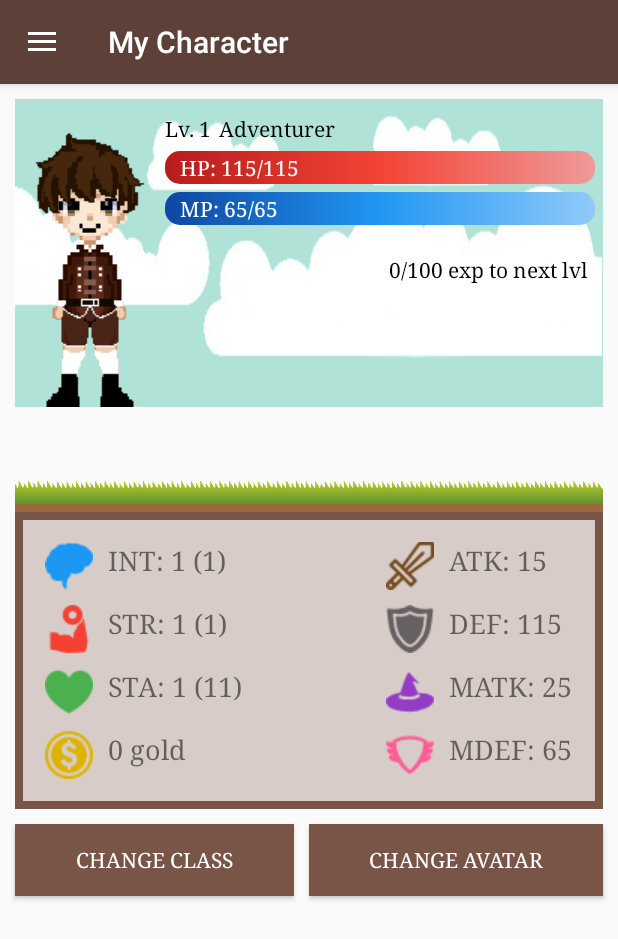
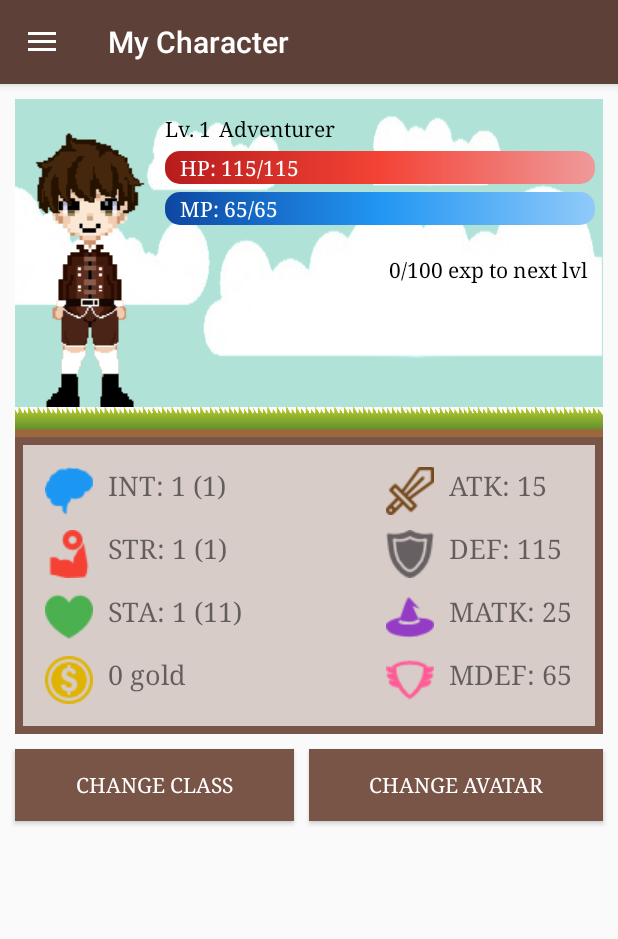
Before and after one commit to kycarr/RPG-Me, an Android app: the fragment StaminaTrainingFragment placed in its activity, after a tap on "Character", on a phone screen of 412 x 824 dp. Shown: the top 939 px of the screen. Run offline under Robolectric (Android 15) with nearby library versions, the phone set to English and light mode, and no system bars; 6 statements that could not run were skipped; 1 other tap on this screen came first.

Commit message:
Initial commit
Changed card size

Increased strength training time

Edited character page UI

```diff
--- a/RPGMe/app/src/main/java/com/example/cpe436/rpgme/controller/StaminaTrainingFragment.java
+++ b/RPGMe/app/src/main/java/com/example/cpe436/rpgme/controller/StaminaTrainingFragment.java
@@ -13,8 +13,8 @@ import com.example.cpe436.rpgme.R;
  */
 public class StaminaTrainingFragment extends TrainingFragment {
 
-    private final int DISTANCE_THRESHOLD = 1;       // 1 meter
-    private final int TIME_THRESHOLD = 1000 * 60;   // 1 minute
+    private final int DISTANCE_THRESHOLD = 1;            // 1 meter
+    private final int TIME_THRESHOLD = 1000 * 60 * 60;   // 1 minute
 
     private TextView txtDistance;
     private int metersTraveled;
--- a/RPGMe/app/src/main/java/com/example/cpe436/rpgme/controller/StrengthTrainingFragment.java
+++ b/RPGMe/app/src/main/java/com/example/cpe436/rpgme/controller/StrengthTrainingFragment.java
@@ -21,7 +21,7 @@ public class StrengthTrainingFragment extends TrainingFragment {
     // Constants
     private final int SHAKE_THRESHOLD = 2000;   // must be more than this difference
     private final int SHAKE_TIME = 100;         // shakes must be 100+ ms apart
-    private final int TIME = 1000 * 10;         // time the task lasts (30 sec)
+    private final int TIME = 1000 * 60;         // time the task lasts (60 sec)
 
     private TextView txtShakes;
     private TextView txtTime;
--- a/RPGMe/app/src/main/java/com/example/cpe436/rpgme/view/QuestView.java
+++ b/RPGMe/app/src/main/java/com/example/cpe436/rpgme/view/QuestView.java
@@ -138,7 +138,7 @@ public class QuestView extends LinearLayout {
         // Animate expansion
         final int widthSpec = View.MeasureSpec.makeMeasureSpec(0, View.MeasureSpec.UNSPECIFIED);
         content.measure(widthSpec, content.getHeight());
-        ValueAnimator mAnimator = slideAnimator(0, 365, content);
+        ValueAnimator mAnimator = slideAnimator(0, 500, content);
         mAnimator.start();
     }
 
--- a/RPGMe/app/src/main/res/layout/fragment_character.xml
+++ b/RPGMe/app/src/main/res/layout/fragment_character.xml
@@ -27,10 +27,10 @@
             <!-- Grass -->
             <ImageView
                 android:layout_width="match_parent"
-                android:layout_height="wrap_content"
+                android:layout_height="20dp"
                 android:layout_marginLeft="10dp"
                 android:layout_marginRight="10dp"
-                android:scaleType="fitEnd"
+                android:scaleType="fitXY"
                 android:src="@drawable/grass_short"/>
 
             <!-- Stats -->
@@ -125,6 +125,7 @@
                         tools:text="MDEF: 1"/>
                 </LinearLayout>
             </LinearLayout>
+
             <LinearLayout
                 android:id="@+id/buttons"
                 android:orientation="horizontal"
```
